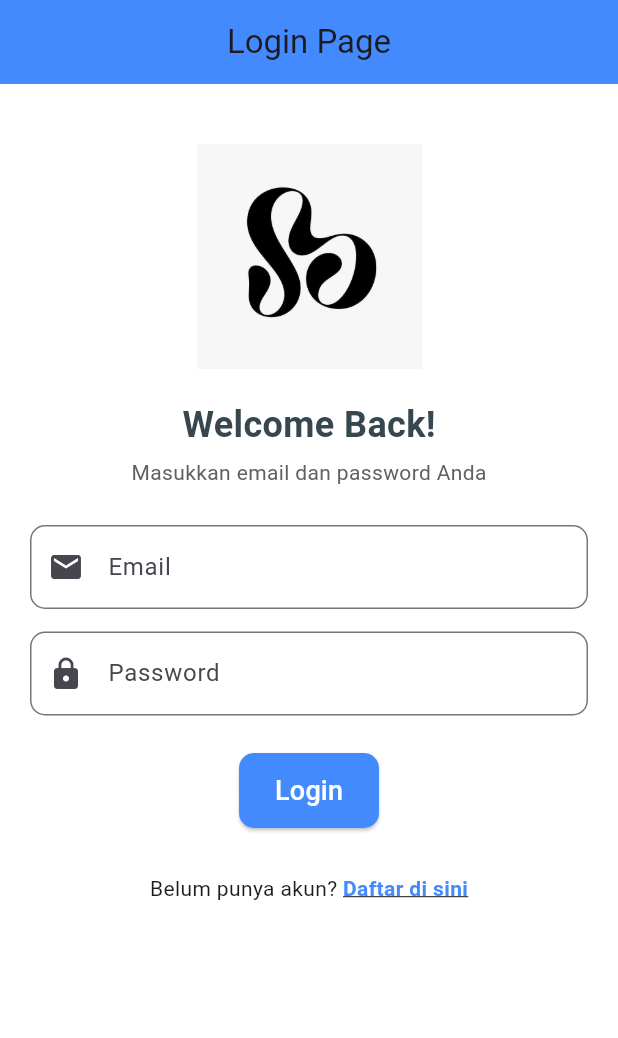
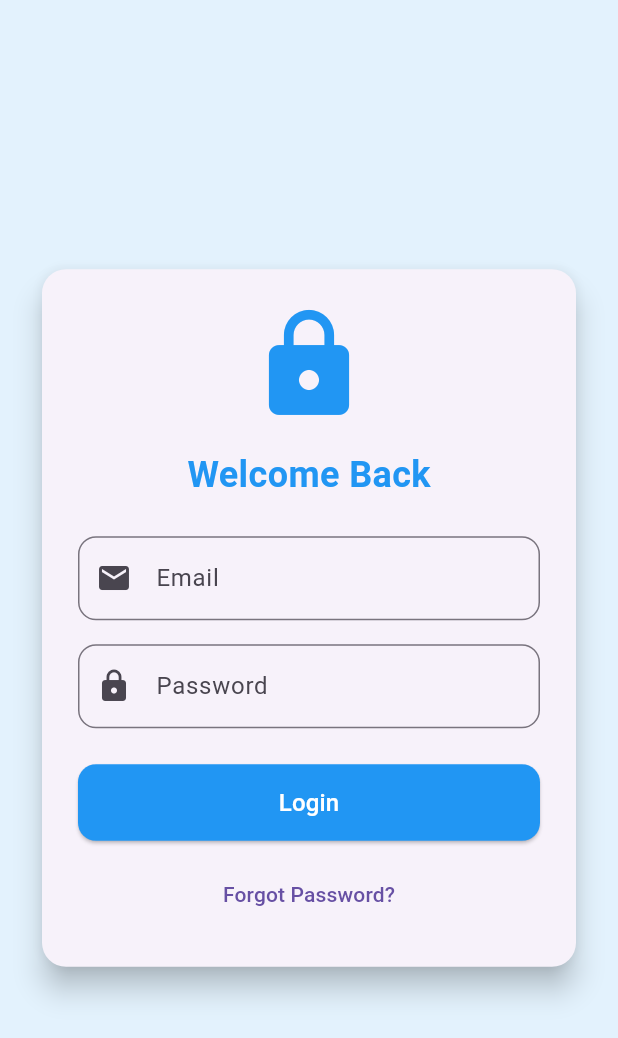
Before and after one commit to Adnan-k1/flutter_pertama, a Flutter app: the screen it shows after launch, on a phone screen of 412 x 824 dp. Shown: the top 1038 px of the screen. Run offline on Flutter 3.47's test engine with Material 3 defaults, Android fonts, the phone set to English and light mode, and no system bars; our stand-ins replace get.

```diff
--- a/lib/login.dart
+++ b/lib/login.dart
@@ -1,18 +1,15 @@
 import 'package:flutter/material.dart';
-import 'package:flutter_pertama/home.dart';
-import 'package:flutter_pertama/register.dart';
-import 'componets/widget_button.dart';
-import 'componets/input_field.dart';
 import 'package:get/get.dart';
+import 'package:flutter_pertama/routers/routers.dart';
 
 class LoginPage extends StatefulWidget {
   const LoginPage({super.key});
 
   @override
-  State<LoginPage> createState() => LoginPageState();
+  State<LoginPage> createState() => _LoginPageState();
 }
 
-class LoginPageState extends State<LoginPage> {
+class _LoginPageState extends State<LoginPage> {
   final TextEditingController emailController = TextEditingController();
   final TextEditingController passwordController = TextEditingController();
 
@@ -29,8 +26,7 @@ class LoginPageState extends State<LoginPage> {
       );
 
       Future.delayed(const Duration(seconds: 1), () {
-
-        Get.off(() => HomePage());
+        Get.offAllNamed(Approters.mainmenu); // ✅ arahkan ke Main Menu (Drawer)
       });
     } else {
       ScaffoldMessenger.of(context).showSnackBar(
@@ -45,77 +41,80 @@ class LoginPageState extends State<LoginPage> {
   @override
   Widget build(BuildContext context) {
     return Scaffold(
-      backgroundColor: Colors.white,
-      appBar: AppBar(
-        title: const Text("Login Page"),
-        centerTitle: true,
-        backgroundColor: Colors.blueAccent,
+      backgroundColor: Colors.blue.shade50,
+      body: Center(
+        child: SingleChildScrollView(
+          padding: const EdgeInsets.all(24),
+          child: Card(
+            elevation: 8,
+            shape: RoundedRectangleBorder(
+              borderRadius: BorderRadius.circular(16),
             ),
-      body: SingleChildScrollView(
-        padding: const EdgeInsets.all(20),
+            child: Padding(
+              padding: const EdgeInsets.all(24),
               child: Column(
+                mainAxisSize: MainAxisSize.min,
                 children: [
-            const SizedBox(height: 20),
-            Image.asset('asset/image/logo.jpg', width: 150),
-            const SizedBox(height: 20),
-            Text(
-              "Welcome Back!",
+                  const Icon(Icons.lock, size: 80, color: Colors.blue),
+                  const SizedBox(height: 16),
+                  const Text(
+                    "Welcome Back",
                     style: TextStyle(
                       fontSize: 24,
                       fontWeight: FontWeight.bold,
-                color: Colors.blueGrey[800],
+                      color: Colors.blue,
                     ),
                   ),
-            const SizedBox(height: 5),
-            Text(
-              "Masukkan email dan password Anda",
-              style: TextStyle(fontSize: 14, color: Colors.grey[700]),
-            ),
-            const SizedBox(height: 25),
-
-            InputField(
+                  const SizedBox(height: 24),
+                  TextField(
                     controller: emailController,
-              label: "Email",
-              hintText: "Masukkan email",
-              prefixIcon: Icons.email,
-            ),
-
-            const SizedBox(height: 15),
-
-            InputField(
-              controller: passwordController,
-              label: "Password",
-              hintText: "Masukkan password Anda",
-              obscureText: true,
-              prefixIcon: Icons.lock,
-            ),
-
-            const SizedBox(height: 25),
-
-            CoustumButton(text: "Login", onPressed: handleLogin),
-
-            const SizedBox(height: 30),
-
-            Row(
-              mainAxisAlignment: MainAxisAlignment.center,
-              children: [
-                const Text("Belum punya akun? "),
-                GestureDetector(
-                  onTap: () {
-                    Get.to(() => const Register());
-                  },
-                  child: const Text(
-                    "Daftar di sini",
-                    style: TextStyle(
-                      color: Colors.blueAccent,
-                      fontWeight: FontWeight.bold,
-                      decoration: TextDecoration.underline,
+                    decoration: InputDecoration(
+                      labelText: "Email",
+                      prefixIcon: const Icon(Icons.email),
+                      border: OutlineInputBorder(
+                        borderRadius: BorderRadius.circular(12),
                       ),
                     ),
                   ),
+                  const SizedBox(height: 16),
+                  TextField(
+                    controller: passwordController,
+                    obscureText: true,
+                    decoration: InputDecoration(
+                      labelText: "Password",
+                      prefixIcon: const Icon(Icons.lock),
+                      border: OutlineInputBorder(
+                        borderRadius: BorderRadius.circular(12),
+                      ),
+                    ),
+                  ),
+                  const SizedBox(height: 24),
+                  SizedBox(
+                    width: double.infinity,
+                    child: ElevatedButton(
+                      onPressed: handleLogin,
+                      style: ElevatedButton.styleFrom(
+                        padding: const EdgeInsets.symmetric(vertical: 14),
+                        shape: RoundedRectangleBorder(
+                          borderRadius: BorderRadius.circular(12),
+                        ),
+                        backgroundColor: Colors.blue,
+                      ),
+                      child: const Text(
+                        "Login",
+                        style: TextStyle(fontSize: 16, color: Colors.white),
+                      ),
+                    ),
+                  ),
+                  const SizedBox(height: 12),
+                  TextButton(
+                    onPressed: () {},
+                    child: const Text("Forgot Password?"),
+                  ),
                 ],
               ),
-          ],
+            ),
+          ),
         ),
       ),
     );
--- a/lib/main.dart
+++ b/lib/main.dart
@@ -1,8 +1,7 @@
 import 'package:flutter/material.dart';
 import 'package:flutter_pertama/routers/pages.dart';
 import 'package:get/get.dart';
-import 'package:flutter_pertama/login.dart';
-import 'package:flutter_pertama/routers/routers.dart'; // Import your AppPages class
+import 'package:flutter_pertama/routers/routers.dart';
 
 void main() {
   runApp(const MyApp());
@@ -15,7 +14,7 @@ class MyApp extends StatelessWidget {
   Widget build(BuildContext context) {
     return GetMaterialApp(
       debugShowCheckedModeBanner: false,
-      title: 'Bottom Nav Example',
+      title: 'Drawer Navigation Example',
       initialRoute: Approters.login,
       getPages: AppPages.routes,
     );
--- a/lib/routers/pages.dart
+++ b/lib/routers/pages.dart
@@ -1,16 +1,25 @@
 import 'package:flutter/material.dart';
+import 'package:get/get.dart';
+import 'package:flutter_pertama/login.dart';
+import 'package:flutter_pertama/pages/main_menu_page.dart';
 import 'package:flutter_pertama/pages/calculatorpage.dart';
+import 'package:flutter_pertama/pages/football_page.dart';
 import 'package:flutter_pertama/pages/football_edit_page.dart';
-import 'package:flutter_pertama/pages/football_page.dart';
 import 'package:flutter_pertama/routers/routers.dart';
-import 'package:flutter_pertama/login.dart';
-import 'package:get/get.dart';
 
 class AppPages {
   static final routes = [
     GetPage(
       name: Approters.login,
       page: () => const LoginPage(),
+    ),
+    GetPage(
+      name: Approters.mainmenu,
+      page: () => MainMenuPage(),
+    ),
+    GetPage(
+      name: Approters.calculator,
+      page: () => CalculatorPage(),
     ),
     GetPage(
       name: Approters.footballplayer,
--- a/lib/routers/routers.dart
+++ b/lib/routers/routers.dart
@@ -1,6 +1,8 @@
 class Approters {
-  static const String Calculator = "/calculator";
-  static const String footballplayer = "/footballplayer";
-  static const String footballedit = "/footballplayer/edit";
   static const login = '/login';
+  static const mainmenu = '/mainmenu';
+  static const calculator = '/calculator';
+  static const footballplayer = '/football';
+  static const footballedit = '/football/edit';
+  static const profile = '/profile';
 }
```
Also changed, not shown: lib/controller/football_edit_controller.dart (+28 -3 lines), lib/controller/main_menu_controller.dart (added, +9 -0 lines), lib/pages/football_edit_page.dart (+17 -47 lines), lib/pages/main_menu_page.dart (added, +98 -0 lines). Lines whose indentation alone changed are shown as unchanged.
